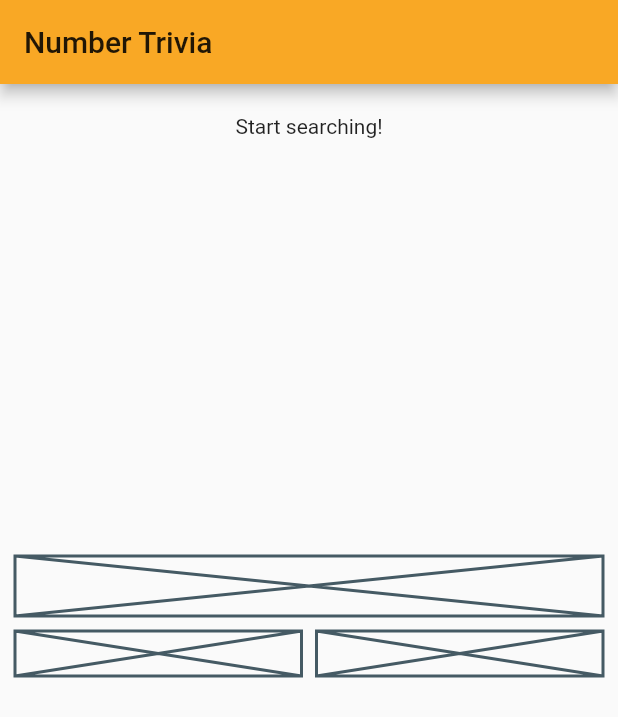
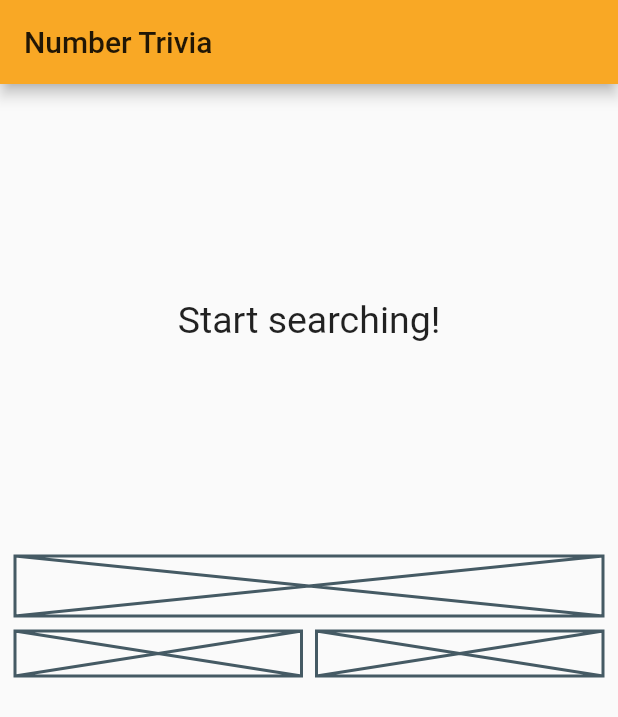
Before and after one commit to alymurtazamemon/flutter_learning_clean_architecture_with_test_driven_development, a Flutter app: the screen it shows after launch, on a phone screen of 412 x 824 dp. Shown: the top 717 px of the screen. Run offline on Flutter 3.47's test engine with Material 2 defaults, Android fonts, the phone set to English and light mode, and no system bars; our stand-ins replace bloc, dartz, equatable, flutter_bloc, get_it, internet_connection_checker and 1 more.

Commit message:
Implement the top half, Message Display, Loding, and Trivia widgets

```diff
--- a/lib/features/number_trivia/presentation/pages/number_trivia_page.dart
+++ b/lib/features/number_trivia/presentation/pages/number_trivia_page.dart
@@ -1,5 +1,6 @@
 import 'package:flutter/material.dart';
 import 'package:flutter_bloc/flutter_bloc.dart';
+import 'package:flutter_clean_architecture_with_test_driven_development/features/number_trivia/domain/entities/number_trivia.dart';
 import 'package:flutter_clean_architecture_with_test_driven_development/features/number_trivia/presentation/bloc/number_trivia_bloc.dart';
 
 import '../../../../injection_container.dart';
@@ -27,11 +28,18 @@ class NumberTriviaPage extends StatelessWidget {
               BlocBuilder<NumberTriviaBloc, NumberTriviaState>(
                 builder: (context, state) {
                   if (state is Empty) {
-                    return Container(
-                      // Third of the size of the screen
-                      height: MediaQuery.of(context).size.height / 3,
-                      // Message Text widgets / CircularLoadingIndicator
-                      child: Text('Start searching!'),
+                    return MessageDisplay(
+                      message: 'Start searching!',
+                    );
+                  } else if (state is Loading) {
+                    return LoadingWidget();
+                  } else if (state is Loaded) {
+                    return TriviaDisplay(
+                      numberTrivia: state.trivia,
+                    );
+                  } else if (state is Error) {
+                    return MessageDisplay(
+                      message: state.message,
                     );
                   }
                   throw UnimplementedError();
@@ -65,3 +73,89 @@ class NumberTriviaPage extends StatelessWidget {
     );
   }
 }
+
+class MessageDisplay extends StatelessWidget {
+  final String message;
+
+  const MessageDisplay({
+    Key? key,
+    required this.message,
+  })  : assert(message != null),
+        super(key: key);
+
+  @override
+  Widget build(BuildContext context) {
+    return Container(
+      // Third of the size of the screen
+      height: MediaQuery.of(context).size.height / 3,
+      // Message Text widgets / CircularLoadingIndicator
+      child: Center(
+        child: SingleChildScrollView(
+          child: Text(
+            message,
+            style: TextStyle(fontSize: 25),
+            textAlign: TextAlign.center,
+          ),
+        ),
+      ),
+    );
+  }
+}
+
+class LoadingWidget extends StatelessWidget {
+  const LoadingWidget({
+    Key? key,
+  }) : super(key: key);
+
+  @override
+  Widget build(BuildContext context) {
+    return Container(
+      height: MediaQuery.of(context).size.height / 3,
+      child: Center(
+        child: CircularProgressIndicator(),
+      ),
+    );
+  }
+}
+
+class TriviaDisplay extends StatelessWidget {
+  final NumberTrivia numberTrivia;
+
+  const TriviaDisplay({
+    Key? key,
+    required this.numberTrivia,
+  })  : assert(numberTrivia != null),
+        super(key: key);
+
+  @override
+  Widget build(BuildContext context) {
+    return Container(
+      height: MediaQuery.of(context).size.height / 3,
+      child: Column(
+        children: <Widget>[
+          // Fixed size, doesn't scroll
+          Text(
+            numberTrivia.number.toString(),
+            style: TextStyle(
+              fontSize: 50,
+              fontWeight: FontWeight.bold,
+            ),
+          ),
+          // Expanded makes it fill in all the remaining space
+          Expanded(
+            child: Center(
+              // Only the trivia "message" part will be scrollable
+              child: SingleChildScrollView(
+                child: Text(
+                  numberTrivia.text,
+                  style: TextStyle(fontSize: 25),
+                  textAlign: TextAlign.center,
+                ),
+              ),
+            ),
+          )
+        ],
+      ),
+    );
+  }
+}
```
